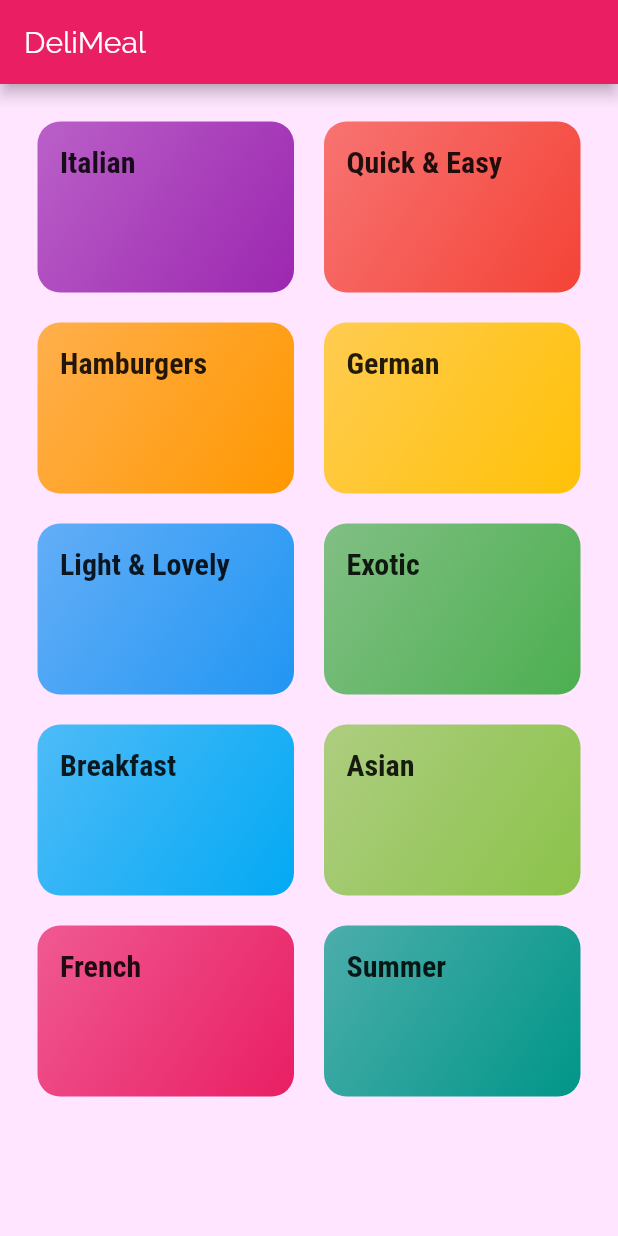
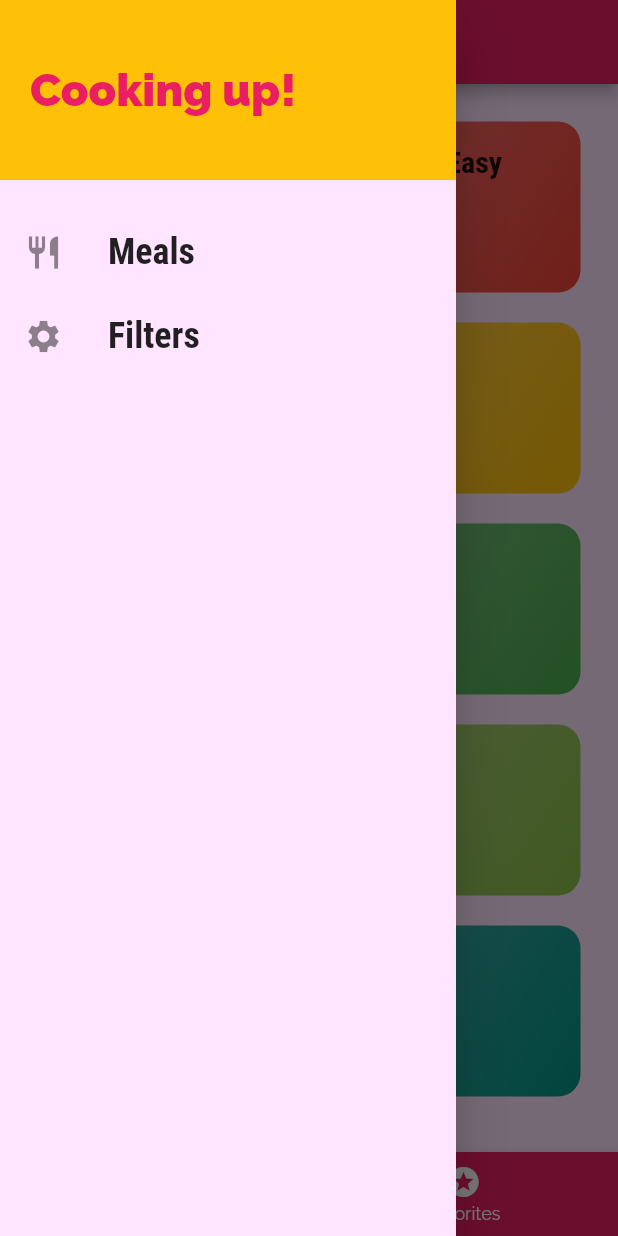
Before and after one commit to filipbart/Meals-App-Flutter, a Flutter app: the screen it shows after launch, with the side drawer open (before the commit the screen has no drawer), on a phone screen of 412 x 824 dp. Run offline on Flutter 3.47's test engine with Material 2 defaults, Android fonts, the phone set to English and light mode, and no system bars.

Commit message:
TapBar, drawer, delete meal

```diff
--- a/lib/main.dart
+++ b/lib/main.dart
@@ -1,5 +1,7 @@
 import 'package:flutter/material.dart';
+import 'screens/tabs_screen.dart';
 import 'screens/meal_detail_screen.dart';
+import 'screens/filters_screen.dart';
 import 'screens/categories_screen.dart';
 import 'screens/category_meals_screen.dart';
 
@@ -28,9 +30,10 @@ class MyApp extends StatelessWidget {
       ),
       initialRoute: '/',
       routes: {
-        '/': (ctx) => CategoriesScreen(),
+        '/': (ctx) => TabsScreen(),
         CategoryMealsScreen.routeName: (ctx) => CategoryMealsScreen(),
         MealDetailScreen.routeName: (ctx) => MealDetailScreen(),
+        FiltersScreen.routeName: (ctx) => FiltersScreen(),
       },
       onUnknownRoute: (settings) {
         return MaterialPageRoute(builder: (ctx) => CategoriesScreen());
--- a/lib/screens/categories_screen.dart
+++ b/lib/screens/categories_screen.dart
@@ -6,11 +6,7 @@ import '../widgets/category_item.dart';
 class CategoriesScreen extends StatelessWidget {
   @override
   Widget build(BuildContext context) {
-    return Scaffold(
-      appBar: AppBar(
-        title: const Text('DeliMeal'),
-      ),
-      body: GridView(
+    return  GridView(
         padding: const EdgeInsets.all(25),
         children: DUMMY_CATEGORIES
             .map(
@@ -27,7 +23,6 @@ class CategoriesScreen extends StatelessWidget {
           crossAxisSpacing: 20,
           mainAxisSpacing: 20,
         ),
-      ),
     );
   }
 }
--- /dev/null
+++ b/lib/screens/filters_screen.dart
@@ -0,0 +1,20 @@
+import 'package:flutter/material.dart';
+
+import '../widgets/main_drawer.dart';
+
+class FiltersScreen extends StatelessWidget {
+  static const routeName = '/filters';
+
+  @override
+  Widget build(BuildContext context) {
+    return Scaffold(
+      appBar: AppBar(
+        title: Text('Your filters!'),
+      ),
+      drawer: MainDrawer(),
+      body: Center(
+        child: Text('Filters'),
+      ),
+    );
+  }
+}
--- /dev/null
+++ b/lib/screens/tabs_screen.dart
@@ -0,0 +1,57 @@
+import 'package:flutter/material.dart';
+import '../widgets/main_drawer.dart';
+import '../screens/favorites_screen.dart';
+import '../screens/categories_screen.dart';
+
+class TabsScreen extends StatefulWidget {
+  @override
+  _TabsScreenState createState() => _TabsScreenState();
+}
+
+class _TabsScreenState extends State<TabsScreen> {
+  final List<Map<String, Object>> _pages = [
+    {
+      'page': CategoriesScreen(),
+      'title': 'Categories',
+    },
+    {
+      'page': FavoritesScreen(),
+      'title': 'Your favorites!',
+    },
+  ];
+  int _selectedPageIndex = 0;
+
+  void _selectPage(int index) {
+    setState(() {
+      _selectedPageIndex = index;
+    });
+  }
+
+  @override
+  Widget build(BuildContext context) {
+    return Scaffold(
+      appBar: AppBar(
+        title: Text(_pages[_selectedPageIndex]['title']),
+      ),
+      drawer: MainDrawer(),
+      body: _pages[_selectedPageIndex]['page'],
+      bottomNavigationBar: BottomNavigationBar(
+        onTap: _selectPage,
+        backgroundColor: Theme.of(context).primaryColor,
+        unselectedItemColor: Colors.white,
+        selectedItemColor: Theme.of(context).accentColor,
+        currentIndex: _selectedPageIndex,
+        items: [
+          BottomNavigationBarItem(
+            icon: Icon(Icons.category),
+            title: Text('Categories'),
+          ),
+          BottomNavigationBarItem(
+            icon: Icon(Icons.stars),
+            title: Text('Favorites'),
+          ),
+        ],
+      ),
+    );
+  }
+}
--- /dev/null
+++ b/lib/widgets/main_drawer.dart
@@ -0,0 +1,65 @@
+import 'package:flutter/material.dart';
+
+import '../screens/filters_screen.dart';
+
+class MainDrawer extends StatelessWidget {
+  Widget _buildListTile(String title, IconData icon, Function topHandler) {
+    return ListTile(
+      leading: Icon(
+        icon,
+        size: 26,
+      ),
+      title: Text(
+        title,
+        style: TextStyle(
+          fontFamily: 'RobotoCondensed',
+          fontSize: 24,
+          fontWeight: FontWeight.bold,
+        ),
+      ),
+      onTap: topHandler,
+    );
+  }
+
+  @override
+  Widget build(BuildContext context) {
+    return Drawer(
+      child: Column(
+        children: [
+          Container(
+            height: 120,
+            width: double.infinity,
+            padding: EdgeInsets.all(20),
+            alignment: Alignment.centerLeft,
+            color: Theme.of(context).accentColor,
+            child: Text(
+              'Cooking up!',
+              style: TextStyle(
+                fontWeight: FontWeight.w900,
+                fontSize: 30,
+                color: Theme.of(context).primaryColor,
+              ),
+            ),
+          ),
+          SizedBox(
+            height: 20,
+          ),
+          _buildListTile(
+            'Meals',
+            Icons.restaurant,
+            () {
+              Navigator.of(context).pushReplacementNamed('/');
+            },
+          ),
+          _buildListTile(
+            'Filters',
+            Icons.settings,
+            () {
+            Navigator.of(context).pushReplacementNamed(FiltersScreen.routeName);
+            }
+          ),
+        ],
+      ),
+    );
+  }
+}
```
Also changed, not shown: lib/screens/category_meals_screen.dart (+45 -15 lines), lib/screens/favorites_screen.dart (added, +10 -0 lines), lib/screens/meal_detail_screen.dart (+85 -3 lines), lib/widgets/meal_item.dart (+10 -2 lines).
